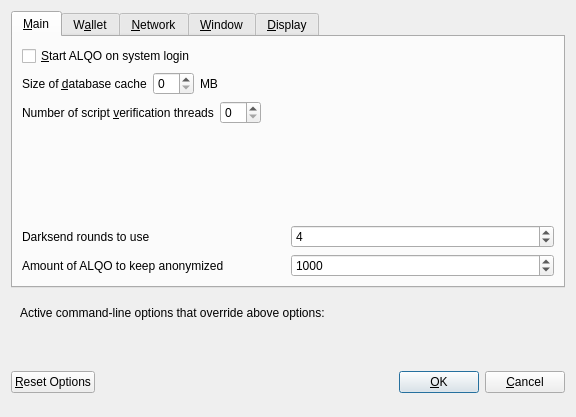
The window that src/qt/forms/optionsdialog.ui (zahidaliayub/alqo) describes before a commit, drawn with Qt 5.
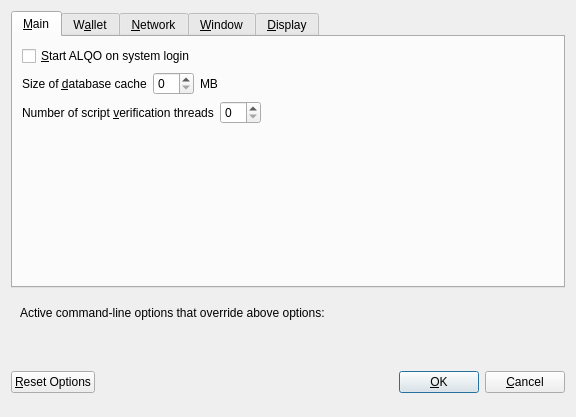
The same window after the commit. Custom widgets are drawn as their Qt base class.

```diff
--- a/src/qt/forms/optionsdialog.ui
+++ b/src/qt/forms/optionsdialog.ui
@@ -130,75 +130,6 @@
          </property>
         </spacer>
        </item>
-       <item>
-        <layout class="QHBoxLayout" name="horizontalLayout_4_Main">
-         <item>
-          <widget class="QLabel" name="label">
-           <property name="toolTip">
-            <string>This setting determines the amount of individual masternodes that an input will be anonymized through.&lt;br/&gt;More rounds of anonymization gives a higher degree of privacy, but also costs more in fees.</string>
-           </property>
-           <property name="text">
-            <string>Darksend rounds to use</string>
-           </property>
-          </widget>
-         </item>
-         <item>
-          <widget class="QSpinBox" name="DarksendRounds">
-           <property name="minimum">
-            <number>2</number>
-           </property>
-           <property name="maximum">
-            <number>8</number>
-           </property>
-           <property name="value">
-            <number>4</number>
-           </property>
-          </widget>
-         </item>
-        </layout>
-       </item>
-       <item>
-        <layout class="QHBoxLayout" name="horizontalLayout">
-         <item>
-          <widget class="QLabel" name="label_2">
-           <property name="toolTip">
-            <string>This amount acts as a threshold to turn off Darksend once it's reached.</string>
-           </property>
-           <property name="statusTip">
-            <string notr="true"/>
-           </property>
-           <property name="whatsThis">
-            <string notr="true"/>
-           </property>
-           <property name="accessibleName">
-            <string notr="true"/>
-           </property>
-           <property name="accessibleDescription">
-            <string notr="true"/>
-           </property>
-           <property name="text">
-            <string>Amount of ALQO to keep anonymized</string>
-           </property>
-          </widget>
-         </item>
-         <item>
-          <widget class="QSpinBox" name="anonymizeALQO">
-           <property name="minimum">
-            <number>100</number>
-           </property>
-           <property name="maximum">
-            <number>100000</number>
-           </property>
-           <property name="singleStep">
-            <number>100</number>
-           </property>
-           <property name="value">
-            <number>1000</number>
-           </property>
-          </widget>
-         </item>
-        </layout>
-       </item>
       </layout>
      </widget>
      <widget class="QWidget" name="tabWallet">
```
